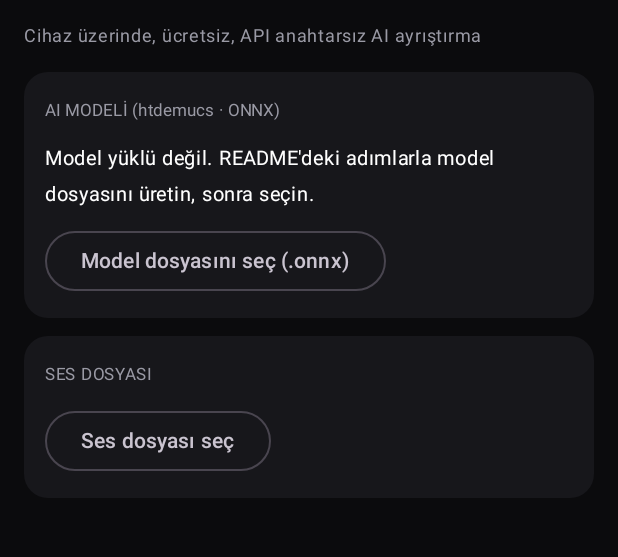
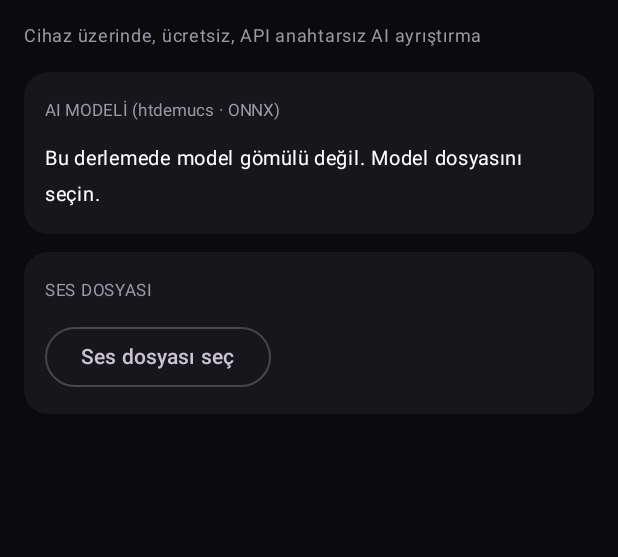
Before and after one commit to mhmtal04/Audio-Separation, an Android app built with Jetpack Compose: the screen it shows after launch (MainActivity), on a phone screen of 412 x 824 dp, the part 60-617 px from its top. Run offline under Robolectric (Android 15) with nearby library versions, the phone set to English and light mode, and no system bars; 1 statement that could not run was skipped.

Commit message:
Add files via upload

```diff
--- a/app/src/main/java/studio/audioseparator/MainActivity.kt
+++ b/app/src/main/java/studio/audioseparator/MainActivity.kt
@@ -55,6 +55,11 @@ class MainActivity : ComponentActivity() {
 
     override fun onCreate(savedInstanceState: Bundle?) {
         super.onCreate(savedInstanceState)
+        val prev = Thread.getDefaultUncaughtExceptionHandler()
+        Thread.setDefaultUncaughtExceptionHandler { t, e ->
+            try { java.io.File(cacheDir, "last_crash.txt").writeText(e.stackTraceToString().take(1500)) } catch (_: Throwable) {}
+            prev?.uncaughtException(t, e)
+        }
         setContent {
             MaterialTheme(colorScheme = darkColorScheme(primary = Accent, background = Bg, surface = Card)) {
                 Screen(vm)
@@ -100,13 +105,17 @@ private fun Screen(vm: SeparatorViewModel) {
         // Model
         Box2 {
             Text("AI MODELİ (htdemucs · ONNX)", color = Dim, fontSize = 11.sp)
-            if (ui.modelReady) {
-                Text("Yüklü ✓", color = Color.White)
+            if (ui.modelBusy) {
+                Text("Model hazırlanıyor (yalnızca ilk açılışta)…", color = Color.White, fontSize = 13.sp)
+            } else if (ui.modelReady) {
+                Text(if (ui.modelBundled) "Uygulamayla birlikte geldi ✓" else "Yüklü ✓", color = Color.White)
             } else {
-                Text("Model yüklü değil. README'deki adımlarla model dosyasını üretin, sonra seçin.", color = Color.White, fontSize = 13.sp)
+                Text("Bu derlemede model gömülü değil. Model dosyasını seçin.", color = Color.White, fontSize = 13.sp)
             }
-            OutlinedButton(onClick = { pickModel.launch(arrayOf("*/*")) }, enabled = !ui.modelBusy && !ui.running) {
-                Text(if (ui.modelBusy) "Kopyalanıyor…" else if (ui.modelReady) "Modeli değiştir" else "Model dosyasını seç (.onnx)")
+            if (!ui.modelBundled) {
+                OutlinedButton(onClick = { pickModel.launch(arrayOf("*/*")) }, enabled = !ui.modelBusy && !ui.running) {
+                    Text(if (ui.modelReady) "Modeli değiştir" else "Model dosyasını seç (.onnx)")
+                }
             }
         }
 
```
